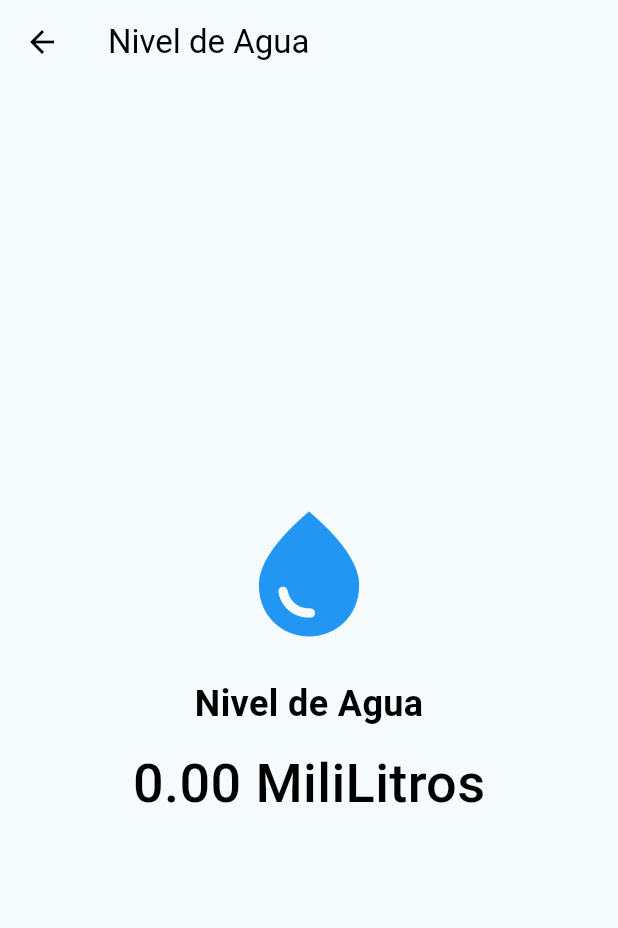
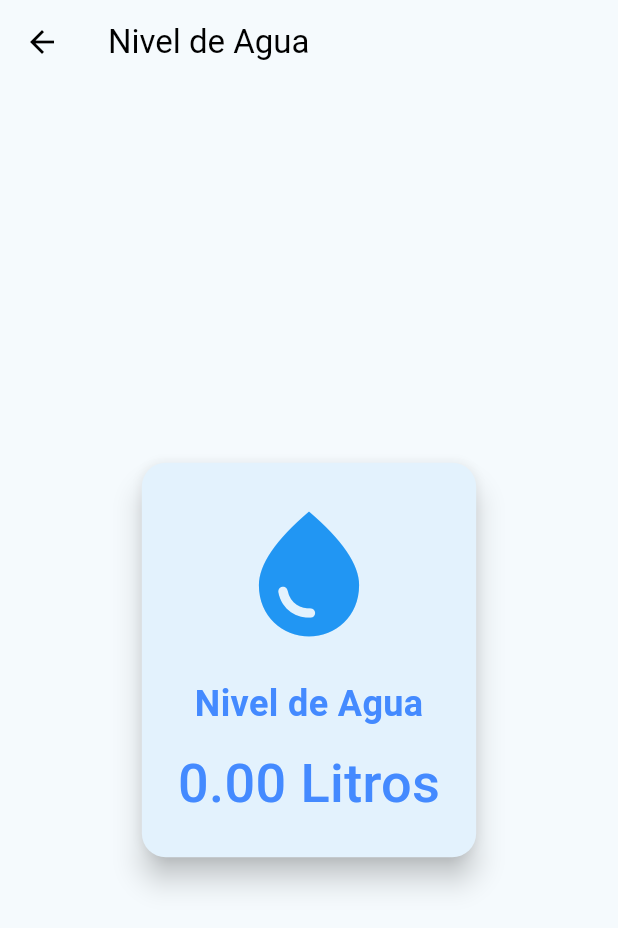
Before and after one commit to ktorres63/HydroWatch, a Flutter app: the TankView screen opened directly, on a phone screen of 412 x 824 dp. Shown: the top 928 px of the screen. Run offline on Flutter 3.47's test engine with Material 3 defaults, Android fonts, the phone set to English and light mode, and no system bars; our stand-ins replace firebase_core, firebase_database, google_fonts, hive, hive_flutter; accounts and stored records are empty; generated files the repository leaves out were written again; Roboto replaces fonts that are missing (Actor, Alegreya).

Commit message:
actualiza los datos del nivel de agua

```diff
--- a/lib/features/waterLvlScreen.dart
+++ b/lib/features/waterLvlScreen.dart
@@ -1,3 +1,4 @@
+import 'dart:async';
 import 'package:flutter/material.dart';
 import 'package:hydro_watch/service/api_service.dart';
 
@@ -8,55 +9,192 @@ class TankView extends StatefulWidget {
 
 class _TankViewState extends State<TankView> {
   final ApiService _apiService = ApiService();
+  late StreamSubscription<WaterVolume> _waterVolumeSubscription;
+  bool _isLoading = true;
+  bool _isError = false;
+  String _errorMessage = '';
+  final int _timeoutDuration = 10; // Limitar el tiempo de carga a 10 segundos.
+
+  // Función para reiniciar la carga de datos
+  void _retryFetchingData() {
+    setState(() {
+      _isLoading = true;
+      _isError = false;
+      _errorMessage = '';
+    });
+    _fetchWaterVolume();
+  }
+
+  void _fetchWaterVolume() {
+    _waterVolumeSubscription = _apiService.getWaterVolumeStream().listen(
+          (waterVolume) {
+        setState(() {
+          _isLoading = false;
+          _isError = false;
+        });
+      },
+      onError: (error) {
+        setState(() {
+          _isLoading = false;
+          _isError = true;
+          _errorMessage = error.toString();
+        });
+      },
+    );
+
+    // Tiempo de espera para los datos (timeout)
+    Future.delayed(Duration(seconds: _timeoutDuration), () {
+      if (_isLoading) {
+        setState(() {
+          _isLoading = false;
+          _isError = true;
+          _errorMessage = 'El tiempo de espera se ha agotado. Intenta nuevamente.';
+        });
+      }
+    });
+  }
+
+  @override
+  void initState() {
+    super.initState();
+    _fetchWaterVolume();
+  }
+
+  @override
+  void dispose() {
+    _waterVolumeSubscription.cancel();
+    super.dispose();
+  }
 
   @override
   Widget build(BuildContext context) {
     return Scaffold(
       appBar: AppBar(
-        title: Text('Nivel de Agua'),
+        title: const Text('Nivel de Agua'),
+        elevation: 0, // Eliminar color de fondo del AppBar
       ),
-      body: StreamBuilder<WaterVolume>(
+      body: Padding(
+        padding: const EdgeInsets.all(16.0),
+        child: Center(
+          child: Column(
+            mainAxisAlignment: MainAxisAlignment.center, // Centrado vertical
+            crossAxisAlignment: CrossAxisAlignment.center, // Centrado horizontal
+            children: [
+              // Si está cargando, mostrar indicador de carga
+              if (_isLoading)
+                Column(
+                  mainAxisAlignment: MainAxisAlignment.center,
+                  children: [
+                    const CircularProgressIndicator(
+                      strokeWidth: 6.0,
+                    ),
+                    const SizedBox(height: 20),
+                    Text(
+                      'Cargando datos...',
+                      style: TextStyle(fontSize: 18, color: Colors.blueGrey),
+                    ),
+                  ],
+                ),
+
+              // Si ocurrió un error
+              if (_isError)
+                Column(
+                  mainAxisAlignment: MainAxisAlignment.center,
+                  children: [
+                    const Icon(
+                      Icons.error_outline,
+                      size: 80,
+                      color: Colors.red,
+                    ),
+                    const SizedBox(height: 20),
+                    Text(
+                      _errorMessage,
+                      textAlign: TextAlign.center,
+                      style: TextStyle(fontSize: 18, color: Colors.redAccent),
+                    ),
+                    const SizedBox(height: 20),
+                    ElevatedButton(
+                      onPressed: _retryFetchingData,
+                      child: const Text('Reintentar'),
+                      style: ElevatedButton.styleFrom(
+                        backgroundColor: Colors.blueAccent,
+                        padding: EdgeInsets.symmetric(horizontal: 20, vertical: 12),
+                      ),
+                    ),
+                  ],
+                ),
+
+              // Si se recibieron los datos correctamente
+              if (!_isLoading && !_isError)
+                StreamBuilder<WaterVolume>(
                   stream: _apiService.getWaterVolumeStream(),
                   builder: (context, snapshot) {
-          if (snapshot.connectionState == ConnectionState.waiting) {
-            return Center(child: CircularProgressIndicator());
-          }
-
-          if (snapshot.hasError) {
-            return Center(child: Text('Error: ${snapshot.error}'));
+                    if (!snapshot.hasData || snapshot.data == null) {
+                      return Center(
+                        child: Column(
+                          mainAxisAlignment: MainAxisAlignment.center,
+                          children: [
+                            const Icon(
+                              Icons.warning_amber_outlined,
+                              size: 80,
+                              color: Colors.orange,
+                            ),
+                            const SizedBox(height: 20),
+                            Text(
+                              'No se encontraron datos de nivel de agua.',
+                              textAlign: TextAlign.center,
+                              style: TextStyle(fontSize: 18, color: Colors.orange),
+                            ),
+                          ],
+                        ),
+                      );
                     }
 
                     final waterVolume = snapshot.data?.volume ?? 0.0;
 
-          return Center(
+                    return Card(
+                      elevation: 8.0,
+                      shape: RoundedRectangleBorder(
+                        borderRadius: BorderRadius.circular(16.0),
+                      ),
+                      color: Colors.blue[50],
+                      child: Padding(
+                        padding: const EdgeInsets.all(24.0),
                         child: Column(
-              mainAxisAlignment: MainAxisAlignment.center,
+                          mainAxisSize: MainAxisSize.min,
                           children: [
                             const Icon(
                               Icons.water_drop,
                               size: 100,
                               color: Colors.blue,
                             ),
-                SizedBox(height: 20),
+                            const SizedBox(height: 20),
                             const Text(
                               'Nivel de Agua',
                               style: TextStyle(
                                 fontSize: 24,
                                 fontWeight: FontWeight.bold,
+                                color: Colors.blueAccent,
                               ),
                             ),
-                SizedBox(height: 10),
+                            const SizedBox(height: 10),
                             Text(
-                  '${waterVolume.toStringAsFixed(2)} MiliLitros',
+                              '${waterVolume.toStringAsFixed(2)} Litros',
                               style: const TextStyle(
                                 fontSize: 36,
                                 fontWeight: FontWeight.w500,
+                                color: Colors.blueAccent,
                               ),
                             ),
                           ],
                         ),
+                      ),
                     );
                   },
+                ),
+            ],
+          ),
+        ),
       ),
     );
   }
```
Lines whose indentation alone changed are shown as unchanged.
